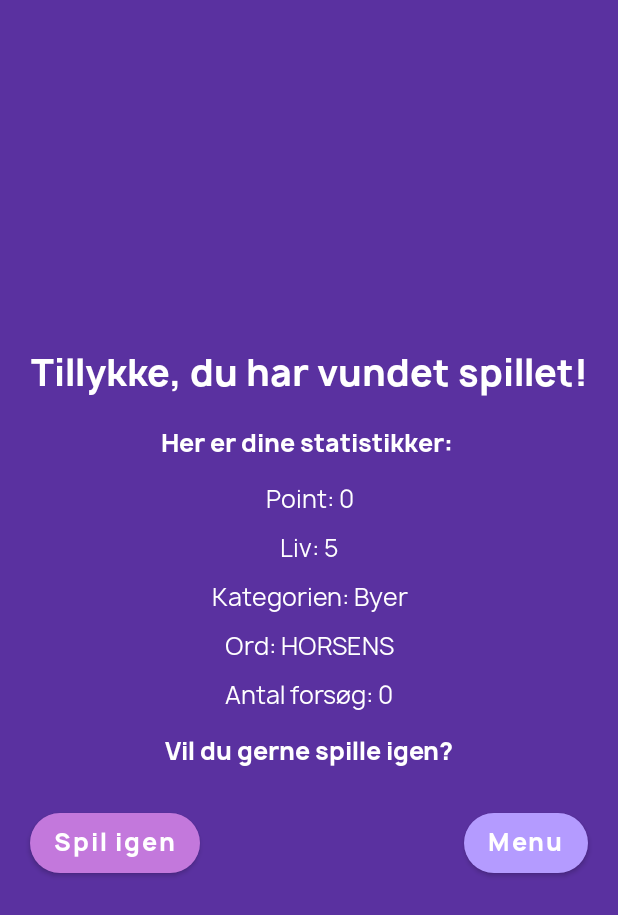
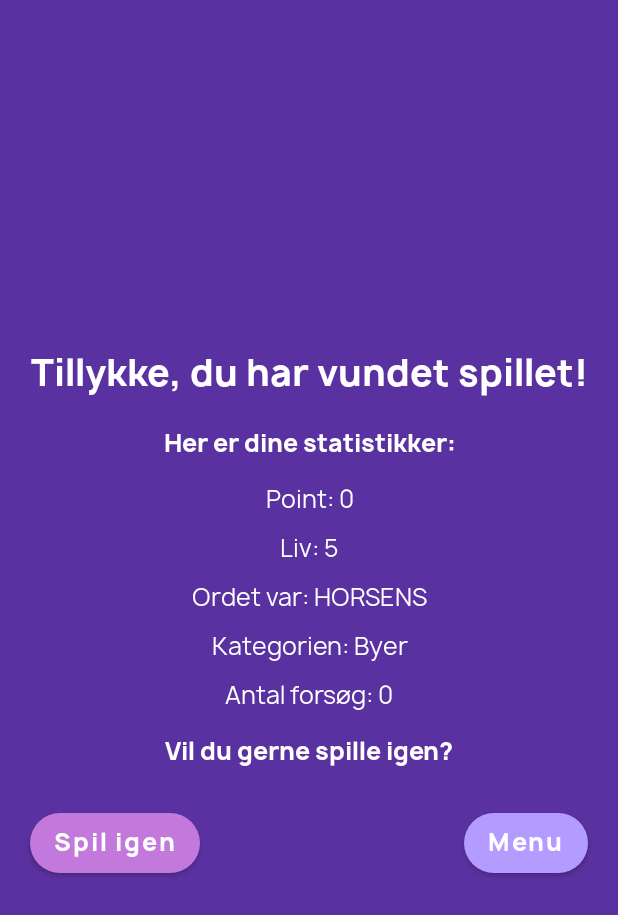
Before and after one commit to yukarasan/s215824_Lykkehjulet, an Android app built with Jetpack Compose: the GameWonScreen screen opened through its navigation route, on a phone screen of 412 x 824 dp. Shown: the top 915 px of the screen. Run offline under Robolectric (Android 15) with nearby library versions, the phone set to English and light mode, and no system bars.

Commit message:
Cleanup and bankrupt dynamic works

```diff
--- a/app/src/main/java/com/example/s215824_lykkehjulet/model/GameUiState.kt
+++ b/app/src/main/java/com/example/s215824_lykkehjulet/model/GameUiState.kt
@@ -18,5 +18,6 @@ data class GameUiState(
     var isButtonClicked: Boolean = false,
     var numOfCorrectGuesses: Int = 0,
     var numOfTotalGuesses: Int = 0,
-    var numOfMultiplication: Int = 0
+    var numOfMultiplication: Int = 0,
+    var isBankrupt: Boolean = false
 )
--- a/app/src/main/java/com/example/s215824_lykkehjulet/ui/screens/game/GameWonScreen.kt
+++ b/app/src/main/java/com/example/s215824_lykkehjulet/ui/screens/game/GameWonScreen.kt
@@ -10,11 +10,13 @@ import androidx.compose.runtime.Composable
 import androidx.compose.ui.Alignment
 import androidx.compose.ui.Modifier
 import androidx.compose.ui.graphics.Color
+import androidx.compose.ui.res.stringResource
 import androidx.compose.ui.text.font.FontWeight
 import androidx.compose.ui.text.style.TextAlign
 import androidx.compose.ui.unit.dp
 import androidx.compose.ui.unit.sp
 import androidx.navigation.NavController
+import com.example.s215824_lykkehjulet.R
 import com.example.s215824_lykkehjulet.manropeFamily
 import com.example.s215824_lykkehjulet.navigation.Screen
 import com.example.s215824_lykkehjulet.model.GameUiState
@@ -32,8 +34,6 @@ fun GameWonScreen(
     val point = gameUiState.point
     val totalGuesses = gameUiState.numOfTotalGuesses
 
-    word.lowercase()
-
     Column(
         horizontalAlignment = Alignment.CenterHorizontally,
         verticalArrangement = Arrangement.Center,
@@ -42,7 +42,7 @@ fun GameWonScreen(
             .background(Color(90, 49, 160))
     ) {
         Text(
-            text = "Tillykke, du har vundet spillet!",
+            text = stringResource(R.string.you_won_the_game),
             fontFamily = manropeFamily,
             fontWeight = FontWeight.ExtraBold,
             fontSize = 24.sp,
@@ -51,7 +51,7 @@ fun GameWonScreen(
             modifier = Modifier.padding(10.dp)
         )
         Text(
-            text = "Her er dine statistikker: ",
+            text = stringResource(R.string.your_statistics),
             fontFamily = manropeFamily,
             fontWeight = FontWeight.ExtraBold,
             fontSize = 16.sp,
@@ -60,7 +60,11 @@ fun GameWonScreen(
             modifier = Modifier.padding(10.dp)
         )
         Text(
-            text = "Point: $point",
+            text = buildString {
+                append(stringResource(R.string.point))
+                append(": ")
+                append(point)
+            },
             fontFamily = manropeFamily,
             fontWeight = FontWeight.Normal,
             fontSize = 16.sp,
@@ -78,7 +82,7 @@ fun GameWonScreen(
             modifier = Modifier.padding(5.dp)
         )
         Text(
-            text = "Kategorien: $category",
+            text = "Ordet var: $word",
             fontFamily = manropeFamily,
             fontWeight = FontWeight.Normal,
             fontSize = 16.sp,
@@ -87,7 +91,7 @@ fun GameWonScreen(
             modifier = Modifier.padding(5.dp)
         )
         Text(
-            text = "Ord: $word",
+            text = "Kategorien: $category",
             fontFamily = manropeFamily,
             fontWeight = FontWeight.Normal,
             fontSize = 16.sp,
--- a/app/src/main/res/values/strings.xml
+++ b/app/src/main/res/values/strings.xml
@@ -48,5 +48,13 @@
     <string name="clothes">Tøj</string>
     <string name="jobTitles">Dyr</string>
     <string name="cities">Byer</string>
+    <string name="lost_game">Du har mistet alle dine liv og spillet er derfor slut.</string>
+    <string name="your_statistics">Her er dine statistikker: </string>
+    <string name="word_was">Ordet var: </string>
+    <string name="num_of_tries">Antal forsøg: </string>
+    <string name="want_to_play_again">Vil du gerne spille igen?</string>
+    <string name="play_again">Spil igen</string>
+    <string name="menu">Menu</string>
+    <string name="you_won_the_game">Tillykke, du har vundet spillet!</string>
 
 </resources>
```
Also changed, not shown: app/src/main/java/com/example/s215824_lykkehjulet/ui/screens/game/GameLostScreen.kt (+22 -8 lines), app/src/main/java/com/example/s215824_lykkehjulet/ui/screens/game/GameScreen.kt (+4 -4 lines), app/src/main/java/com/example/s215824_lykkehjulet/ui/screens/game/viewModel/GameViewModel.kt (+11 -19 lines).
